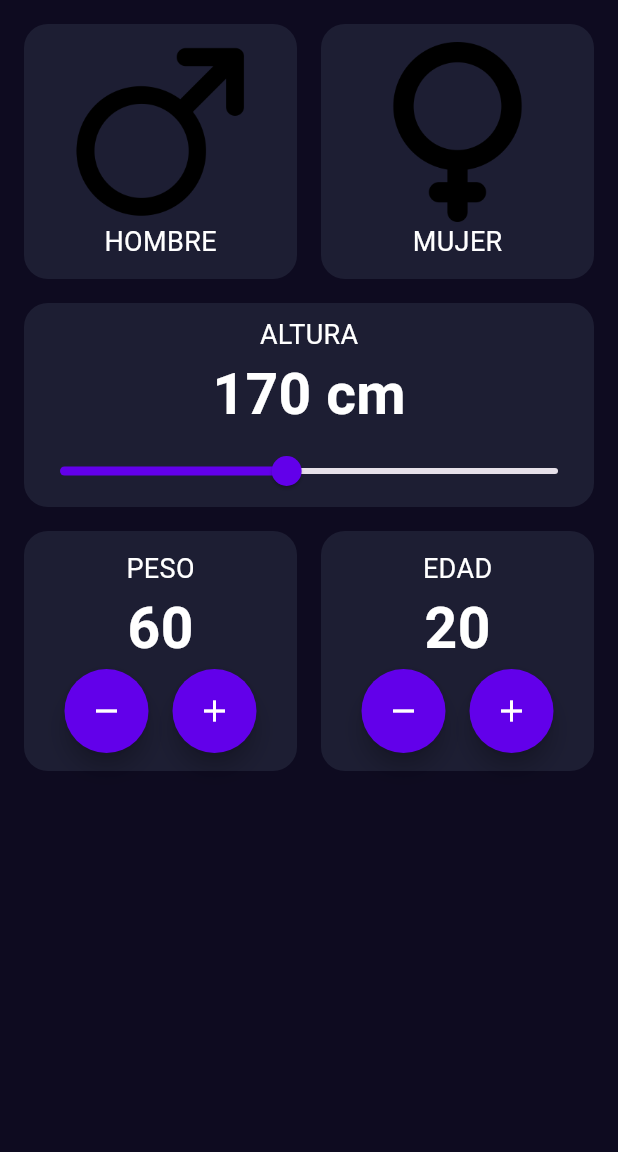
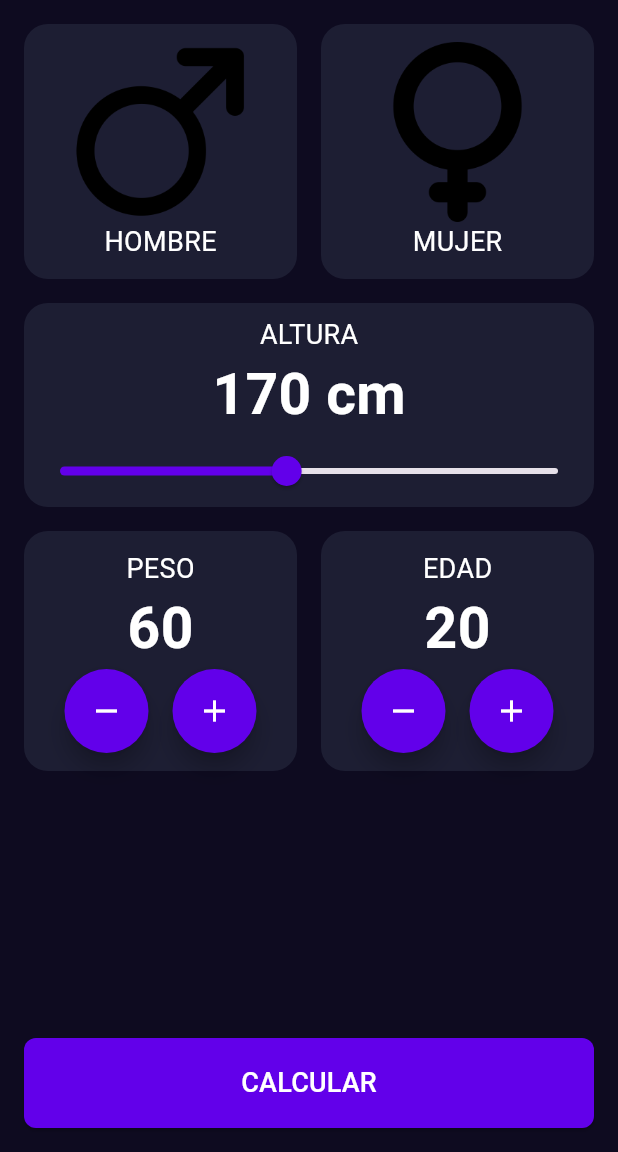
Before and after one commit to TaZZiTo/imc_calculator, a Flutter app: the screen it shows after launch, on a phone screen of 412 x 824 dp, the part 84-1236 px from its top. Run offline on Flutter 3.47's test engine with Material 3 defaults, Android fonts, the phone set to English and light mode, and no system bars.

Commit message:
Primera pantalla acabada

```diff
--- a/lib/components/number_selector.dart
+++ b/lib/components/number_selector.dart
@@ -6,12 +6,14 @@ import 'package:imc_calculator/core/text_styles.dart';
 class NumberSelector extends StatefulWidget {
   final String title;
   final Function() onIncrement;
+  final Function() onDecrement;
   final int value;
   const NumberSelector({
     super.key,
     required this.title,
     required this.value,
     required this.onIncrement,
+    required this.onDecrement,
   });
 
   @override
@@ -42,7 +44,9 @@ class _NumberSelectorState extends State<NumberSelector> {
               children: [
                 //Boton menos
                 FloatingActionButton(
-                  onPressed: () {},
+                  onPressed: () {
+                    widget.onDecrement();
+                  },
                   shape: CircleBorder(),
                   backgroundColor: AppColors.primary,
                   child: Icon(Icons.remove, color: Colors.white),
--- a/lib/screens/imc_home_screen.dart
+++ b/lib/screens/imc_home_screen.dart
@@ -2,6 +2,8 @@ import 'package:flutter/material.dart';
 import 'package:imc_calculator/components/gender_selector.dart';
 import 'package:imc_calculator/components/height_selector.dart';
 import 'package:imc_calculator/components/number_selector.dart';
+import 'package:imc_calculator/core/app_colors.dart';
+import 'package:imc_calculator/core/text_styles.dart';
 
 class ImcHomeScreen extends StatefulWidget {
   const ImcHomeScreen({super.key});
@@ -24,21 +26,58 @@ class _ImcHomeScreenState extends State<ImcHomeScreen> {
           padding: const EdgeInsets.all(16),
           child: Row(
             children: [
-          Expanded(child: NumberSelector(
-            title: 'PESO',value:selectedWeight, onIncrement: (){
+              Expanded(
+                child: NumberSelector(
+                  title: 'PESO',
+                  value: selectedWeight,
+                  onIncrement: () {
                     setState(() {
                       selectedWeight++;
                     });
-          },)),
+                  },
+                  onDecrement: () {
+                    setState(() {
+                      selectedWeight--;
+                    });
+                  },
+                ),
+              ),
               SizedBox(width: 16),
-          Expanded(child: NumberSelector(title: 'EDAD',value:selectedAge, onIncrement: (){
+              Expanded(
+                child: NumberSelector(
+                  title: 'EDAD',
+                  value: selectedAge,
+                  onIncrement: () {
                     setState(() {
                       selectedAge++;
                     });
-          },)),
-            ]
+                  },
+                  onDecrement: () {
+                    setState(() {
+                      selectedAge--;
+                    });
+                  },
                 ),
-        )
+              ),
+            ],
+          ),
+        ),
+        Spacer(),
+        Padding(
+          padding: const EdgeInsets.all(16),
+          child: SizedBox(
+            height: 60,
+            width: double.infinity,
+            child: ElevatedButton(
+              onPressed: () {},
+              style: ButtonStyle(
+                shape: WidgetStatePropertyAll(RoundedRectangleBorder(borderRadius: BorderRadius.circular(8))),
+                backgroundColor: WidgetStatePropertyAll(AppColors.primary),//Con este WidgetStatePropertyAll, le decimos que aplique los parametros a todos los estados del boton
+              ),
+              child: Text('CALCULAR', style: TextStyles.bodyText,),
+            ),
+          ),
+        ),
       ],
     );
   }
```
Lines whose indentation alone changed are shown as unchanged.
